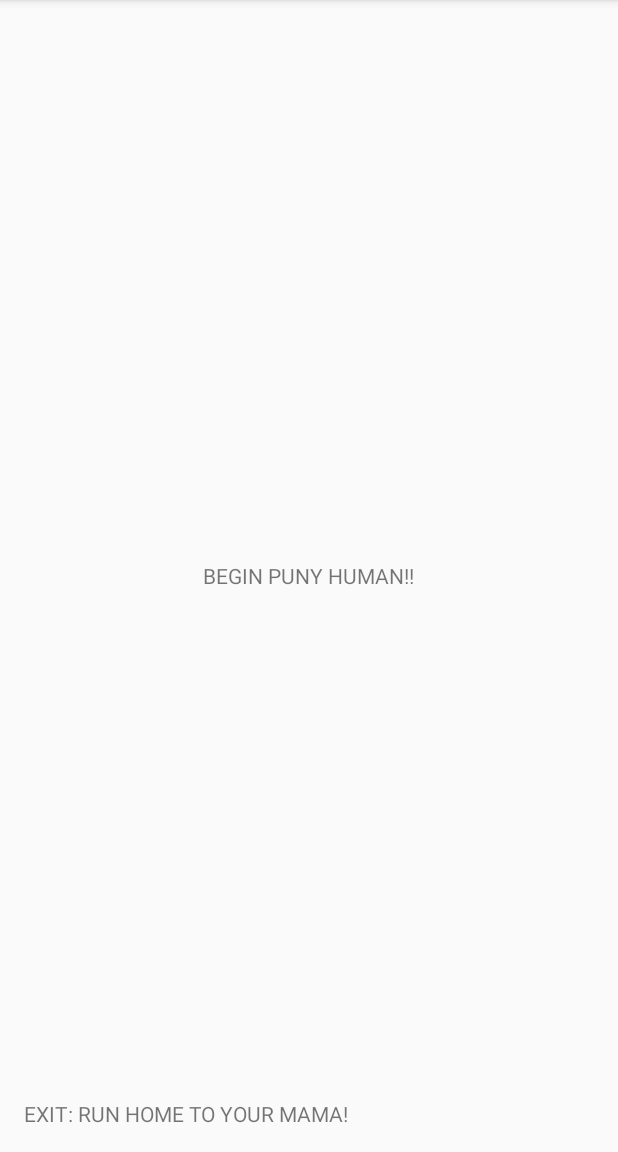
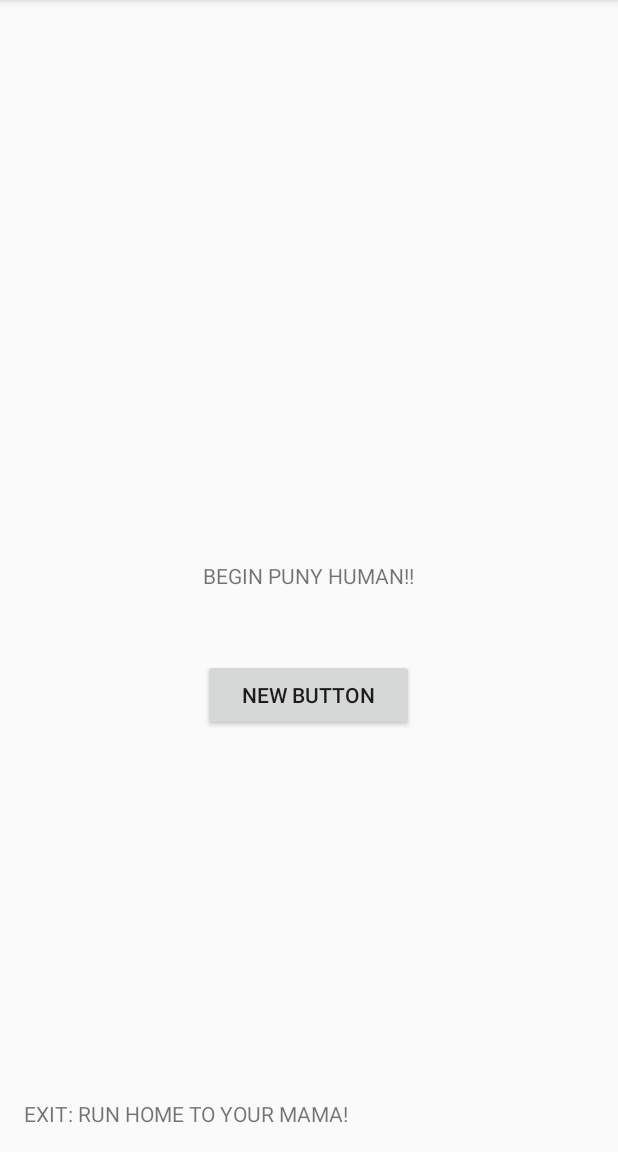
Before and after one commit to BatesJernigan/AquaChamber, an Android app: the screen it shows after launch (MainActivity), on a phone screen of 412 x 824 dp, the part 84-1236 px from its top. Run offline under Robolectric (Android 15) with nearby library versions, the phone set to English and light mode, and no system bars.

Commit message:
Permission for hardware gyroscope added, and button for device functionality.

```diff
--- a/app/src/main/AndroidManifest.xml
+++ b/app/src/main/AndroidManifest.xml
@@ -2,6 +2,7 @@
 <manifest xmlns:android="http://schemas.android.com/apk/res/android"
     package="com.example.aquachamber" >
 
+    <uses-feature android:name="android.hardware.sensor.gyroscope"/>
     <application
         android:allowBackup="true"
         android:icon="@mipmap/ic_launcher"
@@ -18,7 +19,9 @@
         </activity>
         <activity
             android:name=".level1Activity"
-            android:label="@string/title_activity_level1" >
+            android:label="@string/title_activity_level1"
+            android:screenOrientation="portrait"
+            android:configChanges="orientation|keyboardHidden">
         </activity>
         <activity
             android:name=".GamePanel"
--- a/app/src/main/res/layout/activity_main.xml
+++ b/app/src/main/res/layout/activity_main.xml
@@ -14,13 +14,28 @@
         android:layout_height="wrap_content"
         android:layout_centerHorizontal="true"
         android:layout_centerVertical="true"
-        android:onClick="goToLevel1"/>
+        android:onClick="goToLevel1"
+        android:id="@+id/textView" />
 
     <TextView
         android:text="EXIT: RUN HOME TO YOUR MAMA!"
         android:layout_width="wrap_content"
         android:layout_height="wrap_content"
         android:layout_alignParentBottom="true"
-        android:onClick="finishActivity"/>
+        android:onClick="finishActivity"
+        android:id="@+id/textView2" />
+
+    <Button
+        style="?android:attr/buttonStyleSmall"
+        android:layout_width="wrap_content"
+        android:layout_height="wrap_content"
+        android:text="New Button"
+        android:id="@+id/button"
+        android:layout_below="@+id/textView"
+        android:layout_marginTop="46dp"
+        android:layout_alignLeft="@+id/textView"
+        android:layout_alignStart="@+id/textView"
+        android:layout_alignRight="@+id/textView"
+        android:layout_alignEnd="@+id/textView" />
 
 </RelativeLayout>
```
